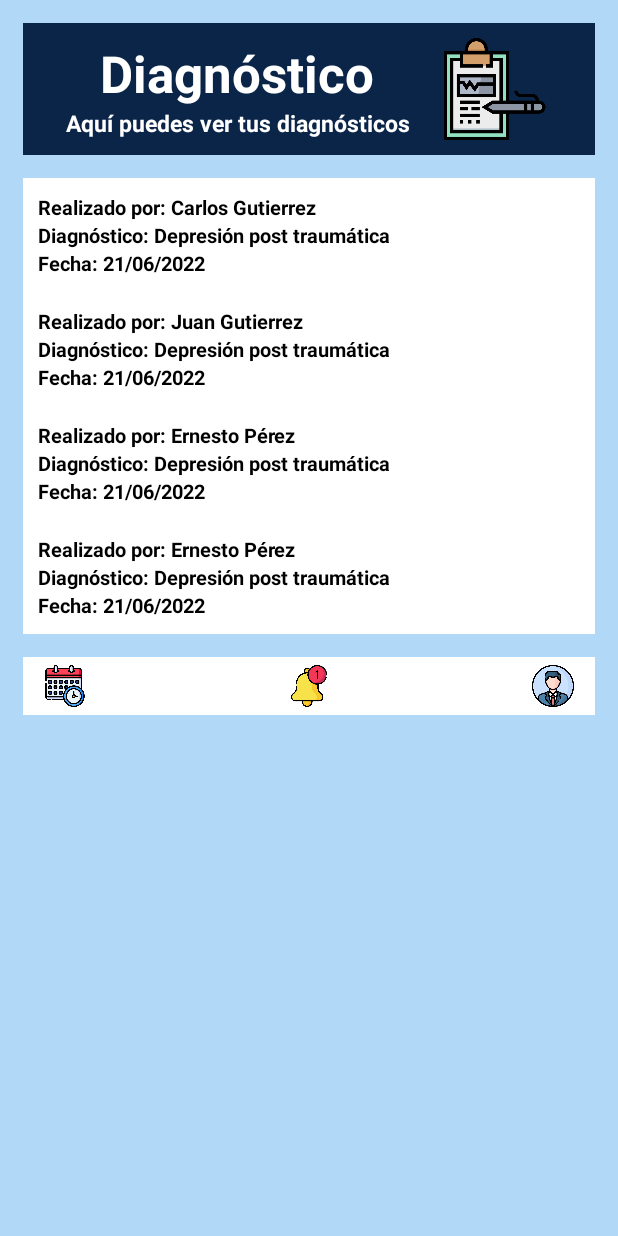
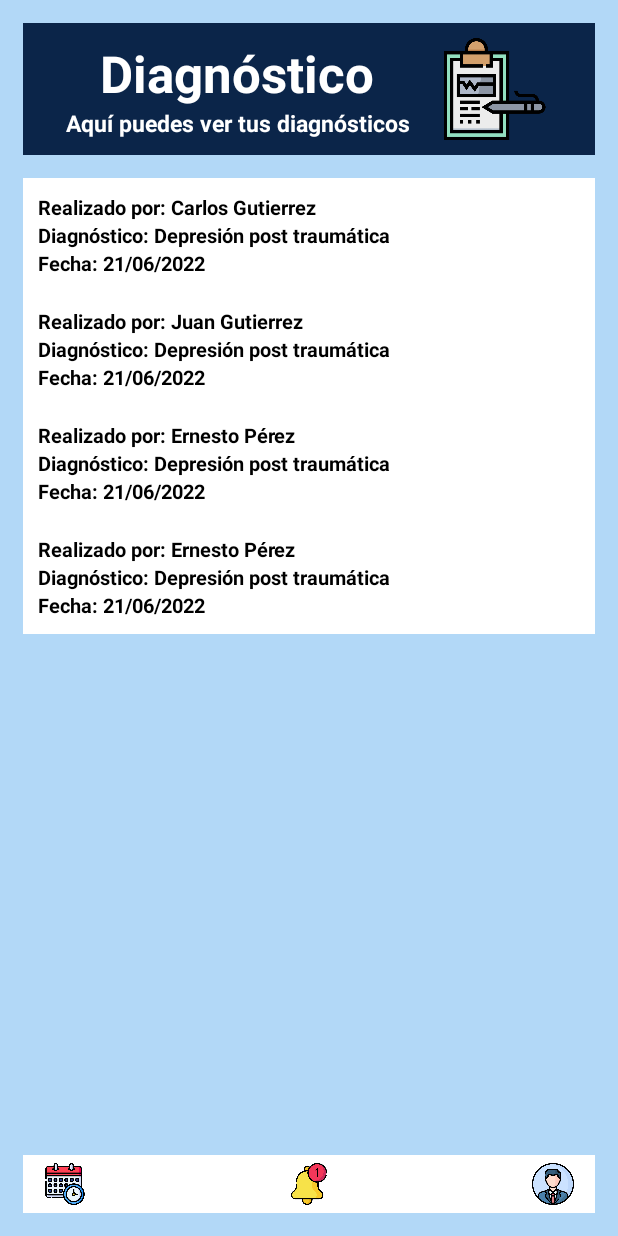
Before and after one commit to andersonjalvarado/talk_to_me, an Android app: the DiagnosesTalkerActivity screen opened directly, with no data from a screen before it, on a phone screen of 412 x 824 dp. Run offline under Robolectric (Android 15) with nearby library versions, the light colour scheme and no system bars.

```diff
--- a/app/src/main/res/layout/activity_diagnoses_talker.xml
+++ b/app/src/main/res/layout/activity_diagnoses_talker.xml
@@ -9,6 +9,7 @@
     android:padding="15dp">
 
     <ScrollView
+        android:id="@+id/containerGeneral"
         android:layout_width="match_parent"
         android:layout_height="wrap_content"
         android:background="@color/blue_bckgr2"
@@ -565,26 +566,32 @@
 
             </androidx.constraintlayout.widget.ConstraintLayout>
 
+
+        </androidx.constraintlayout.widget.ConstraintLayout>
+
+    </ScrollView>
+
     <androidx.constraintlayout.widget.ConstraintLayout
         android:id="@+id/containerMenu"
         android:layout_width="match_parent"
         android:layout_height="wrap_content"
+        android:layout_marginTop="15dp"
         android:background="@color/white"
+        android:padding="5dp"
+        app:layout_constraintBottom_toBottomOf="parent"
         app:layout_constraintEnd_toEndOf="parent"
         app:layout_constraintStart_toStartOf="parent"
-                app:layout_constraintTop_toBottomOf="@+id/containerMedio"
-
-                android:layout_marginTop="15dp"
-                android:padding="5dp">
+        app:layout_constraintTop_toBottomOf="@+id/containerGeneral"
+        app:layout_constraintVertical_bias="1">
 
         <ImageButton
             android:id="@+id/btnPerfil"
             android:layout_width="45dp"
             android:layout_height="28dp"
+            android:adjustViewBounds="true"
             android:background="@null"
             android:scaleType="fitCenter"
             android:src="@drawable/perfil"
-                    android:adjustViewBounds="true"
             app:layout_constraintBottom_toBottomOf="parent"
             app:layout_constraintEnd_toEndOf="parent"
             app:layout_constraintTop_toTopOf="parent" />
@@ -614,10 +621,5 @@
 
     </androidx.constraintlayout.widget.ConstraintLayout>
 
-        </androidx.constraintlayout.widget.ConstraintLayout>
-
-    </ScrollView>
-
-
 
 </androidx.constraintlayout.widget.ConstraintLayout>
```
Also changed, not shown: app/src/main/java/edu/puj/talktome/LocationsTalkerActivity.java (+25 -1 lines), app/src/main/res/layout/activity_home_talker.xml (+5 -2 lines), app/src/main/res/layout/activity_locations_talker.xml (+7 -1 lines). Lines whose indentation alone changed are shown as unchanged.
